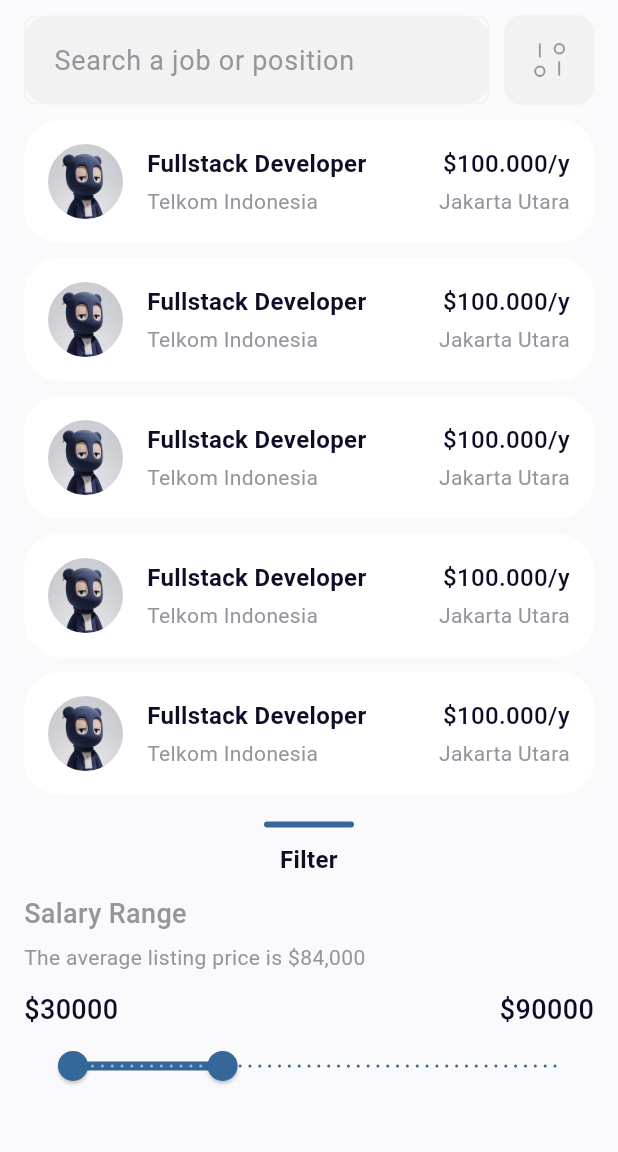
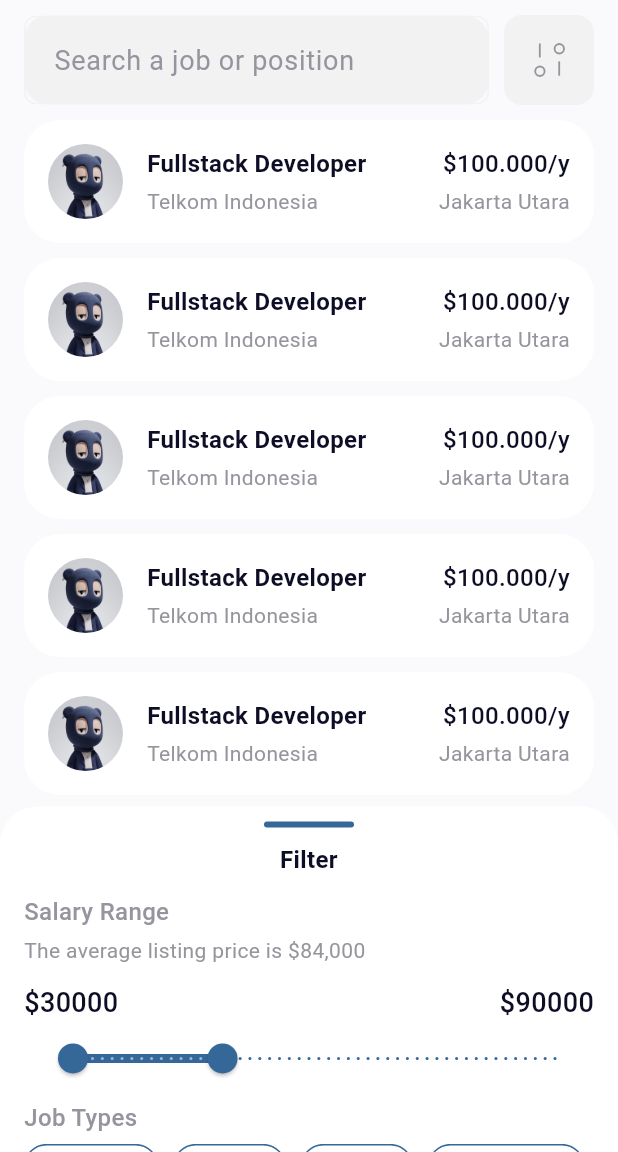
Before and after one commit to fauzihub13/employme, a Flutter app: the JobListPage screen opened directly, after a tap on an icon or button, on a phone screen of 412 x 824 dp, the part 84-1236 px from its top. Run offline on Flutter 3.47's test engine with Material 3 defaults, Android fonts, the phone set to English and light mode, and no system bars; our stand-ins replace firebase_core, flutter_svg, smooth_page_indicator, timeline_tile; accounts and stored records are empty.

Commit message:
feat: search and filter on job list apge

```diff
--- /dev/null
+++ b/lib/core/components/custom_badge.dart
@@ -0,0 +1,55 @@
+import 'package:employme/core/constants/colors.dart';
+import 'package:flutter/material.dart';
+
+class CustomBadge extends StatefulWidget {
+  final String text;
+  final TextStyle? textStyle;
+  final double? borderRadius;
+  final Color? textColor;
+  final Color? borderColor;
+  final Color? selectedColor;
+  final Color? unselectedColor;
+  final double? opacity;
+  final bool? isSelected;
+
+  const CustomBadge({
+    super.key,
+    required this.text,
+    this.textStyle,
+    this.borderRadius = 20,
+    this.textColor = AppColors.primaryBlue,
+    this.borderColor = AppColors.primaryBlue,
+    this.selectedColor = AppColors.primaryBlue,
+    this.unselectedColor = AppColors.baseColor,
+    this.opacity = 0.2,
+    this.isSelected = false,
+  });
+
+  @override
+  State<CustomBadge> createState() => _CustomBadgeState();
+}
+
+class _CustomBadgeState extends State<CustomBadge> {
+  @override
+  Widget build(BuildContext context) {
+    return Container(
+      decoration: BoxDecoration(
+        color: widget.isSelected!
+            ? widget.selectedColor!
+            : widget.unselectedColor!.withValues(alpha: widget.opacity!),
+        border: Border.all(color: widget.borderColor!),
+        borderRadius: BorderRadius.circular(widget.borderRadius!),
+      ),
+      child: Padding(
+        padding: const EdgeInsets.symmetric(vertical: 4, horizontal: 16),
+        child: Text(
+          widget.text,
+          style: TextStyle(
+              color: widget.isSelected!
+                  ? widget.unselectedColor!
+                  : widget.textColor!),
+        ),
+      ),
+    );
+  }
+}
--- a/lib/presentation/job/pages/job_list_page.dart
+++ b/lib/presentation/job/pages/job_list_page.dart
@@ -1,5 +1,7 @@
 import 'package:employme/core/components/card_job.dart';
 import 'package:employme/core/components/custom_appbar.dart';
+import 'package:employme/core/components/custom_badge.dart';
+import 'package:employme/core/components/custom_button.dart';
 import 'package:employme/core/components/search_input.dart';
 import 'package:employme/core/constants/colors.dart';
 import 'package:employme/presentation/job/pages/job_detail_page.dart';
@@ -22,6 +24,14 @@
   RangeValues rangeValues = const RangeValues(10000, 100000);
   double _lowerValue = 30000;
   double _upperValue = 90000;
+
+  final List<Map<String, dynamic>> badges = [
+    {'text': 'Full time', 'isSelected': false},
+    {'text': 'Senior', 'isSelected': false},
+    {'text': 'Junior', 'isSelected': false},
+    {'text': 'Entry Level', 'isSelected': false},
+    {'text': 'Internship', 'isSelected': false},
+  ];
 
   @override
   Widget build(BuildContext context) {
@@ -99,7 +109,7 @@
               controller: sheetController,
               key: _sheet,
               initialChildSize: 0.3,
-              maxChildSize: 0.9,
+              maxChildSize: 0.5,
               minChildSize: 0.1,
               expand: true,
               snap: true,
@@ -108,7 +118,7 @@
                   padding: const EdgeInsets.symmetric(horizontal: 16),
                   clipBehavior: Clip.hardEdge,
                   decoration: const BoxDecoration(
-                    color: AppColors.baseColor,
+                    color: AppColors.white,
                     borderRadius: BorderRadius.only(
                       topLeft: Radius.circular(25),
                       topRight: Radius.circular(25),
@@ -145,12 +155,12 @@
                           'Salary Range',
                           textAlign: TextAlign.start,
                           style: TextStyle(
-                              fontSize: 18,
+                              fontSize: 16,
                               fontWeight: FontWeight.w500,
                               color: AppColors.darkGrey),
                         ),
                         const SizedBox(
-                          height: 6,
+                          height: 4,
                         ),
                         Text(
                           'The average listing price is \$84,000',
@@ -196,13 +206,50 @@
                                 _lowerValue = values.start;
                                 _upperValue = values.end;
                               });
-                            })
-
-                        // Container(
-                        //   color: AppColors.blue2,
-                        //   width: 100,
-                        //   height: 100,
-                        // ),
+                            }),
+                        const SizedBox(
+                          height: 4,
+                        ),
+                        Text(
+                          'Job Types',
+                          textAlign: TextAlign.start,
+                          style: TextStyle(
+                              fontSize: 16,
+                              fontWeight: FontWeight.w500,
+                              color: AppColors.darkGrey),
+                        ),
+                        const SizedBox(
+                          height: 6,
+                        ),
+                        SingleChildScrollView(
+                            scrollDirection: Axis.horizontal,
+                            child: Row(
+                              spacing: 10,
+                              children: List.generate(badges.length, (index) {
+                                return GestureDetector(
+                                  onTap: () {
+                                    setState(() {
+                                      badges[index]['isSelected'] =
+                                          !badges[index]['isSelected'];
+                                    });
+                                  },
+                                  child: CustomBadge(
+                                    text: badges[index]['text'],
+                                    isSelected: badges[index]['isSelected'],
+                                  ),
+                                );
+                              }),
+                            )),
+                        const SizedBox(
+                          height: 50,
+                        ),
+                        CustomButton.filled(
+                            onPressed: () {
+                              setState(() {
+                                isClicked = !isClicked;
+                              });
+                            },
+                            label: 'Apply')
                       ])
                     ],
                   ),
```
